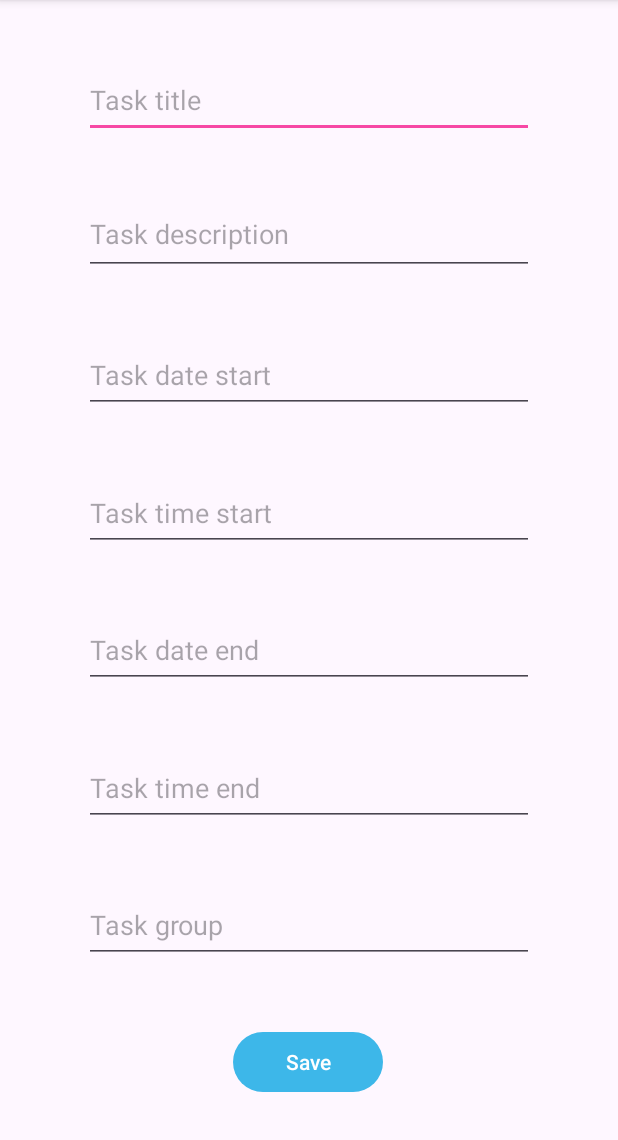
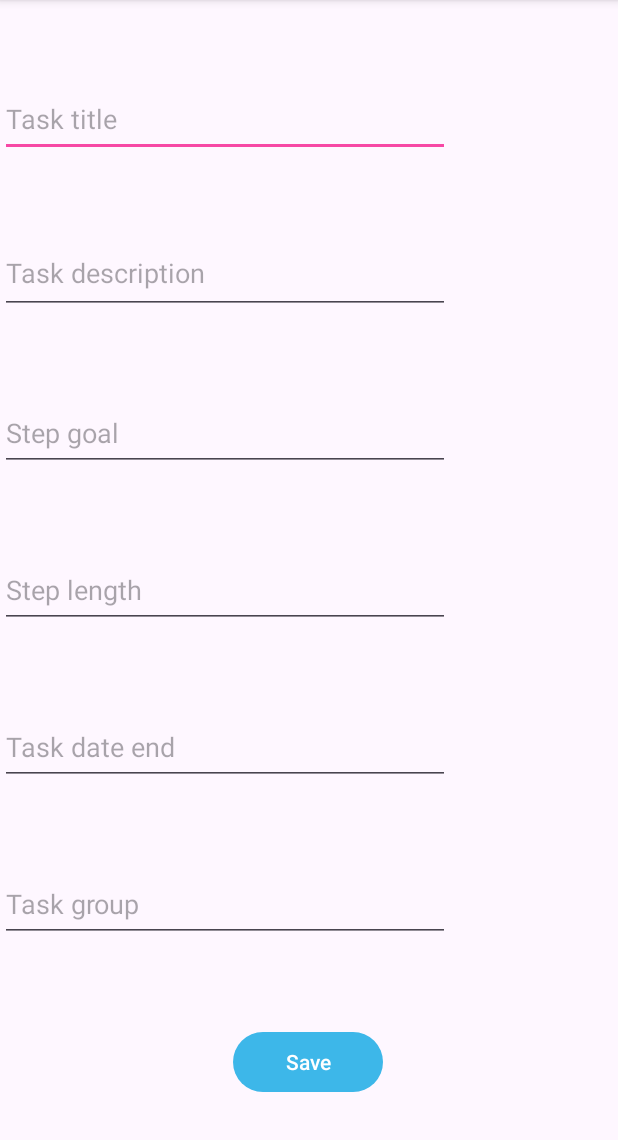
Before and after one commit to uhhigor/mobi23-planner, an Android app: the EditTaskActivity screen opened directly, with no data from a screen before it, on a phone screen of 412 x 824 dp, the part 96-1236 px from its top. Run offline under Robolectric (Android 15) with nearby library versions, the phone set to English and light mode, and no system bars.

Commit message:
Initial changes to EditTaskActivity.java, Task.java, activity_edit_task.xml

```diff
--- a/app/src/main/res/layout/activity_edit_task.xml
+++ b/app/src/main/res/layout/activity_edit_task.xml
@@ -30,40 +30,41 @@
         android:gravity="start|top"
         android:hint="@string/task_description"
         android:inputType="textMultiLine"
-        app:layout_constraintBottom_toTopOf="@+id/etDateStart"
-        app:layout_constraintEnd_toEndOf="@+id/etDateStart"
-        app:layout_constraintStart_toStartOf="@+id/etDateStart"
+        app:layout_constraintBottom_toTopOf="@+id/etStepGoal"
+        app:layout_constraintEnd_toEndOf="@+id/etStepGoal"
+        app:layout_constraintStart_toStartOf="@+id/etStepGoal"
         app:layout_constraintTop_toBottomOf="@+id/etTitle"
         app:layout_constraintVertical_bias="0.5" />
 
     <EditText
-        android:id="@+id/etDateStart"
+        android:id="@+id/etStepGoal"
         android:layout_width="300dp"
         android:layout_height="50dp"
         android:autofillHints="date"
         android:ems="10"
         android:focusable="false"
-        android:hint="@string/task_date_start"
-        android:inputType="date"
-        app:layout_constraintBottom_toTopOf="@+id/etTimeStart"
-        app:layout_constraintEnd_toEndOf="@+id/etTimeStart"
-        app:layout_constraintStart_toStartOf="@+id/etTimeStart"
+        android:hint="@string/step_goal"
+        android:inputType="number|numberDecimal"
+        app:layout_constraintBottom_toTopOf="@+id/etStepLengthMinutes"
+        app:layout_constraintEnd_toEndOf="@+id/etStepLengthMinutes"
+        app:layout_constraintHorizontal_bias="0.0"
+        app:layout_constraintStart_toStartOf="@+id/etStepLengthMinutes"
         app:layout_constraintTop_toBottomOf="@+id/etDescription"
         app:layout_constraintVertical_bias="0.5" />
 
     <EditText
-        android:id="@+id/etTimeStart"
+        android:id="@+id/etStepLengthMinutes"
         android:layout_width="300dp"
         android:layout_height="50dp"
         android:autofillHints="time"
         android:ems="10"
         android:focusable="false"
-        android:hint="@string/task_time_start"
-        android:inputType="time"
+        android:hint="@string/step_length"
+        android:inputType="number|numberDecimal"
         app:layout_constraintBottom_toTopOf="@+id/etDateEnd"
         app:layout_constraintEnd_toEndOf="@+id/etDateEnd"
         app:layout_constraintStart_toStartOf="@+id/etDateEnd"
-        app:layout_constraintTop_toBottomOf="@+id/etDateStart"
+        app:layout_constraintTop_toBottomOf="@+id/etStepGoal"
         app:layout_constraintVertical_bias="0.5" />
 
     <EditText
@@ -75,40 +76,23 @@
         android:focusable="false"
         android:hint="@string/task_date_end"
         android:inputType="date"
-        app:layout_constraintBottom_toTopOf="@+id/etTimeEnd"
-        app:layout_constraintEnd_toEndOf="@+id/etTimeEnd"
-        app:layout_constraintStart_toStartOf="@+id/etTimeEnd"
-        app:layout_constraintTop_toBottomOf="@+id/etTimeStart"
-        app:layout_constraintVertical_bias="0.5" />
-
-    <EditText
-        android:id="@+id/etTimeEnd"
-        android:layout_width="300dp"
-        android:layout_height="50dp"
-        android:autofillHints="time"
-        android:ems="10"
-        android:focusable="false"
-        android:hint="@string/task_time_end"
-        android:inputType="time"
         app:layout_constraintBottom_toTopOf="@+id/etGroup"
-        app:layout_constraintEnd_toEndOf="@+id/etGroup"
-        app:layout_constraintStart_toStartOf="@+id/etGroup"
-        app:layout_constraintTop_toBottomOf="@+id/etDateEnd"
-        app:layout_constraintVertical_bias="0.5" />
+        app:layout_constraintTop_toBottomOf="@+id/etStepLengthMinutes"
+        tools:layout_editor_absoluteX="56dp" />
 
     <EditText
         android:id="@+id/etGroup"
         android:layout_width="300dp"
         android:layout_height="50dp"
+        android:layout_marginBottom="56dp"
         android:autofillHints="taskGroup"
         android:ems="10"
         android:hint="@string/task_group"
         android:inputType="text"
         app:layout_constraintBottom_toTopOf="@+id/btSave"
-        app:layout_constraintEnd_toEndOf="parent"
-        app:layout_constraintStart_toStartOf="parent"
-        app:layout_constraintTop_toBottomOf="@+id/etTimeEnd"
-        app:layout_constraintVertical_bias="0.5" />
+        app:layout_constraintEnd_toEndOf="@+id/etDateEnd"
+        app:layout_constraintHorizontal_bias="0.254"
+        app:layout_constraintStart_toStartOf="@+id/etDateEnd" />
 
     <Button
         android:id="@+id/btSave"
--- a/app/src/main/res/values/strings.xml
+++ b/app/src/main/res/values/strings.xml
@@ -26,8 +26,8 @@
 
     <string name="task_title">Task title</string>
     <string name="task_description">Task description</string>
-    <string name="task_date_start">Task date start</string>
-    <string name="task_time_start">Task time start</string>
+    <string name="step_goal">Step goal</string>
+    <string name="step_length">Step length</string>
     <string name="task_date_end">Task date end</string>
     <string name="task_time_end">Task time end</string>
     <string name="task_group">Task group</string>
```
Also changed, not shown: app/src/main/java/com/example/mobi23_planner/EditTaskActivity.java (+14 -60 lines), app/src/main/java/com/example/mobi23_planner/data/Task.java (+22 -12 lines), app/src/main/res/layout/activity_register.xml (+4 -3 lines).
